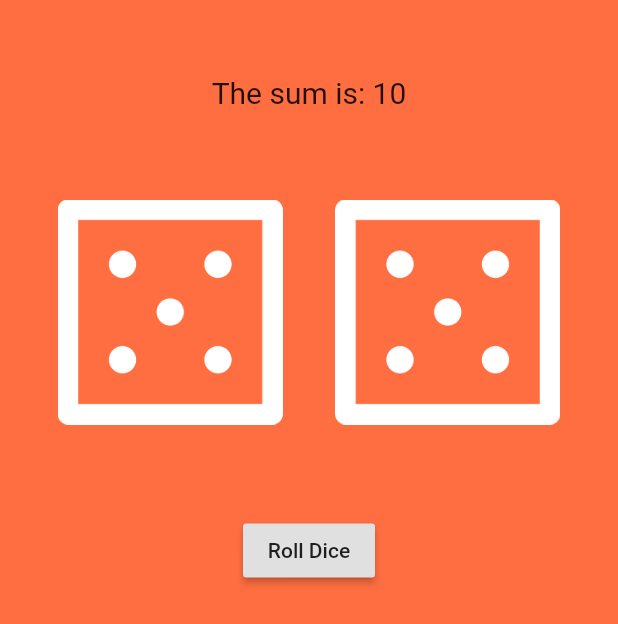
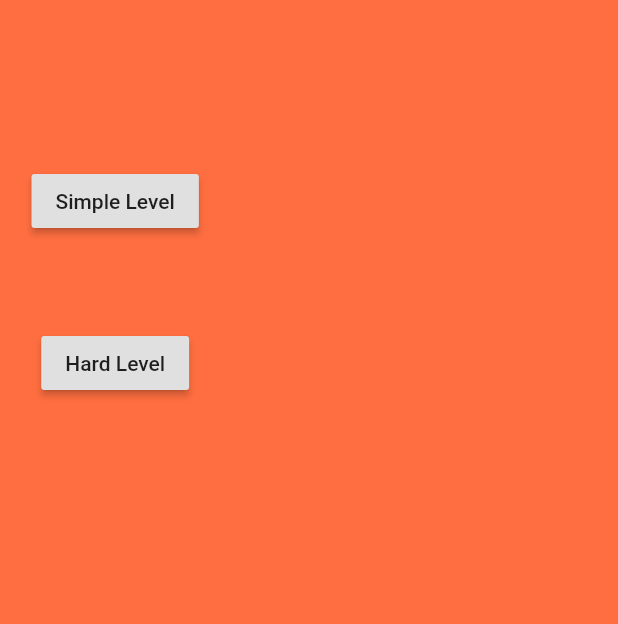
Before and after one commit to bilalahmad9/A_Dice_App_Multi_Features, a Flutter app: the screen it shows after launch, on a phone screen of 412 x 824 dp. Shown: the top 624 px of the screen. Run offline on Flutter 3.47's test engine with Material 2 defaults, Android fonts, the phone set to English and light mode, and no system bars; our stand-ins replace flutter_spinkit.

Commit message:
Simple and Hard Level Screen Add

```diff
--- a/dice_app_multi_features/lib/FirstPage.dart
+++ b/dice_app_multi_features/lib/FirstPage.dart
@@ -1,6 +1,7 @@
 import 'dart:math';
 import 'package:flutter/material.dart';
 import 'main.dart';
+import 'TwoLevel.dart';
 
 void main() => runApp(MyApp());
 
--- /dev/null
+++ b/dice_app_multi_features/lib/TwoLevel.dart
@@ -0,0 +1,62 @@
+import 'dart:math';
+import 'package:diceeapp/FirstPage.dart';
+import 'package:flutter/material.dart';
+
+void main() => runApp(MyLevel());
+
+class MyLevel extends StatelessWidget {
+  // This widget is the root of your application.
+  @override
+  Widget build(BuildContext context) {
+    return MaterialApp(
+      title: 'Flutter Demo',
+      theme: ThemeData(
+        primarySwatch: Colors.blue,
+      ),
+      home: MyHomePage(),
+    );
+  }
+}
+
+class MyHomePage extends StatefulWidget {
+  MyHomePage();
+
+  @override
+  _MyHomePageState createState() => _MyHomePageState();
+}
+
+class _MyHomePageState extends State<MyHomePage> {
+
+  @override
+  Widget build(BuildContext context) {
+    return Scaffold(
+        backgroundColor: Colors.deepOrangeAccent,
+        body: Padding(
+          padding: const EdgeInsets.fromLTRB(21, 50, 21, 50),
+          child: Column(
+            children: <Widget>[
+              Padding(
+                padding: const EdgeInsets.only(top: 60),
+                child: RaisedButton(onPressed: changeLevel,
+                child: Text('Simple Level'),
+                ),
+              ),
+              Padding(
+                padding: const EdgeInsets.only(top: 60),
+                child: RaisedButton(onPressed: changeLevel,
+                  child: Text('Hard Level'),
+                ),
+              ),
+
+            ],
+          ),
+        )
+    );
+  }
+
+void changeLevel() {
+  setState(() {
+    Navigator.push(context, MaterialPageRoute(builder: (context) => MyApp()));
+  });
+}
+}
--- a/dice_app_multi_features/lib/main.dart
+++ b/dice_app_multi_features/lib/main.dart
@@ -1,4 +1,5 @@
 import 'package:diceeapp/FirstPage.dart';
+import 'package:diceeapp/TwoLevel.dart';
 import 'package:flutter/material.dart';
 import 'package:flutter_spinkit/flutter_spinkit.dart';
 import 'dart:async';
@@ -27,7 +28,7 @@ class _MySplashScreenState extends State<MySplashScreen> {
   void initState() {
     super.initState();
 
-    Timer(Duration(seconds: 5), ()=>Navigator.push(context, MaterialPageRoute(builder: (context) => MyApp())));
+    Timer(Duration(seconds: 5), ()=>Navigator.push(context, MaterialPageRoute(builder: (context) => MyLevel())));
 
   }
 
```
